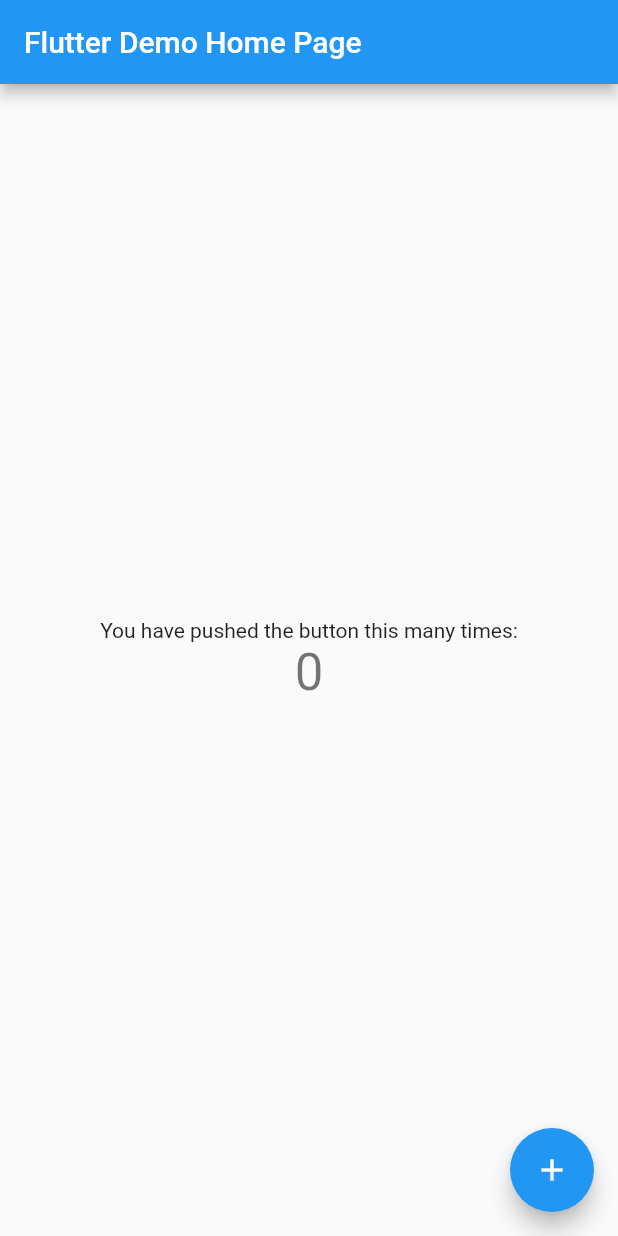
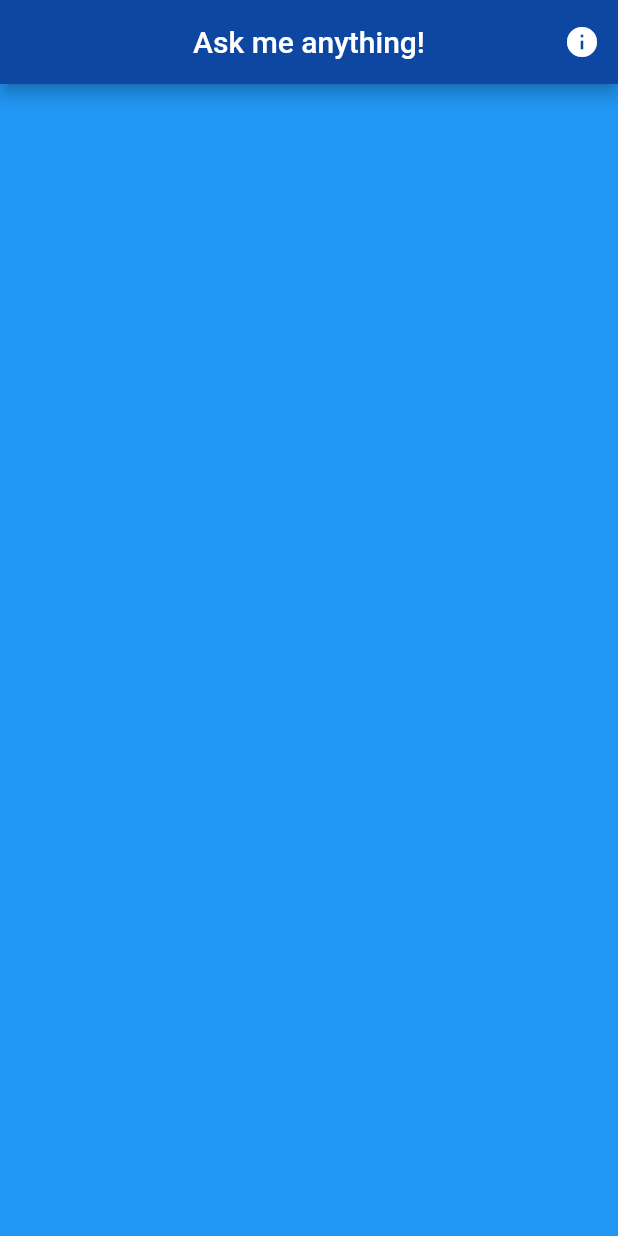
Before and after one commit to felipepedrosa/magic_8_ball_flutter, a Flutter app: the screen it shows after launch, on a phone screen of 412 x 824 dp. Run offline on Flutter 3.47's test engine with Material 2 defaults, Android fonts, the phone set to English and light mode, and no system bars.

Commit message:
Challenge 1 - Create AppBar

```diff
--- a/lib/main.dart
+++ b/lib/main.dart
@@ -1,113 +1,49 @@
 import 'package:flutter/material.dart';
+import 'package:flutter/services.dart';
 
 void main() {
-  runApp(MyApp());
+  SystemChrome.setSystemUIOverlayStyle(
+      SystemUiOverlayStyle(statusBarColor: Colors.transparent));
+
+  runApp(MaterialApp(
+    title: 'Magic 8 ball',
+    home: BallPage(),
+  ));
 }
 
-class MyApp extends StatelessWidget {
-  // This widget is the root of your application.
+class BallPage extends StatelessWidget {
+  const BallPage({Key? key}) : super(key: key);
+
   @override
   Widget build(BuildContext context) {
-    return MaterialApp(
-      title: 'Flutter Demo',
-      theme: ThemeData(
-        // This is the theme of your application.
-        //
-        // Try running your application with "flutter run". You'll see the
-        // application has a blue toolbar. Then, without quitting the app, try
-        // changing the primarySwatch below to Colors.green and then invoke
-        // "hot reload" (press "r" in the console where you ran "flutter run",
-        // or simply save your changes to "hot reload" in a Flutter IDE).
-        // Notice that the counter didn't reset back to zero; the application
-        // is not restarted.
-        primarySwatch: Colors.blue,
+    return Scaffold(
+      appBar: AppBar(
+        title: Text('Ask me anything!'),
+        centerTitle: true,
+        backgroundColor: Colors.blue.shade900,
+        actions: [
+          IconButton(
+            icon: Icon(Icons.info, color: Colors.white),
+            onPressed: () => showDialog(
+              context: context,
+              builder: (BuildContext context) => AlertDialog(
+                title: Text('Informações'),
+                content: Column(
+                  mainAxisSize: MainAxisSize.min,
+                  crossAxisAlignment: CrossAxisAlignment.start,
+                  children: <Widget>[
+                    Text('Desenvolvedor: Felipe Pedrosa'),
+                    Text('Email: felipeepedrosa@gmail.com'),
+                    Text('Github: felipepedrosa'),
+                  ],
+                ),
+              ),
+            ),
+          ),
+        ],
       ),
-      home: MyHomePage(title: 'Flutter Demo Home Page'),
+      backgroundColor: Colors.blue,
+      body: Container(),
     );
   }
 }
-
-class MyHomePage extends StatefulWidget {
-  MyHomePage({Key? key, required this.title}) : super(key: key);
-
-  // This widget is the home page of your application. It is stateful, meaning
-  // that it has a State object (defined below) that contains fields that affect
-  // how it looks.
-
-  // This class is the configuration for the state. It holds the values (in this
-  // case the title) provided by the parent (in this case the App widget) and
-  // used by the build method of the State. Fields in a Widget subclass are
-  // always marked "final".
-
-  final String title;
-
-  @override
-  _MyHomePageState createState() => _MyHomePageState();
-}
-
-class _MyHomePageState extends State<MyHomePage> {
-  int _counter = 0;
-
-  void _incrementCounter() {
-    setState(() {
-      // This call to setState tells the Flutter framework that something has
-      // changed in this State, which causes it to rerun the build method below
-      // so that the display can reflect the updated values. If we changed
-      // _counter without calling setState(), then the build method would not be
-      // called again, and so nothing would appear to happen.
-      _counter++;
-    });
-  }
-
-  @override
-  Widget build(BuildContext context) {
-    // This method is rerun every time setState is called, for instance as done
-    // by the _incrementCounter method above.
-    //
-    // The Flutter framework has been optimized to make rerunning build methods
-    // fast, so that you can just rebuild anything that needs updating rather
-    // than having to individually change instances of widgets.
-    return Scaffold(
-      appBar: AppBar(
-        // Here we take the value from the MyHomePage object that was created by
-        // the App.build method, and use it to set our appbar title.
-        title: Text(widget.title),
-      ),
-      body: Center(
-        // Center is a layout widget. It takes a single child and positions it
-        // in the middle of the parent.
-        child: Column(
-          // Column is also a layout widget. It takes a list of children and
-          // arranges them vertically. By default, it sizes itself to fit its
-          // children horizontally, and tries to be as tall as its parent.
-          //
-          // Invoke "debug painting" (press "p" in the console, choose the
-          // "Toggle Debug Paint" action from the Flutter Inspector in Android
-          // Studio, or the "Toggle Debug Paint" command in Visual Studio Code)
-          // to see the wireframe for each widget.
-          //
-          // Column has various properties to control how it sizes itself and
-          // how it positions its children. Here we use mainAxisAlignment to
-          // center the children vertically; the main axis here is the vertical
-          // axis because Columns are vertical (the cross axis would be
-          // horizontal).
-          mainAxisAlignment: MainAxisAlignment.center,
-          children: <Widget>[
-            Text(
-              'You have pushed the button this many times:',
-            ),
-            Text(
-              '$_counter',
-              style: Theme.of(context).textTheme.headline4,
-            ),
-          ],
-        ),
-      ),
-      floatingActionButton: FloatingActionButton(
-        onPressed: _incrementCounter,
-        tooltip: 'Increment',
-        child: Icon(Icons.add),
-      ), // This trailing comma makes auto-formatting nicer for build methods.
-    );
-  }
-}
```
